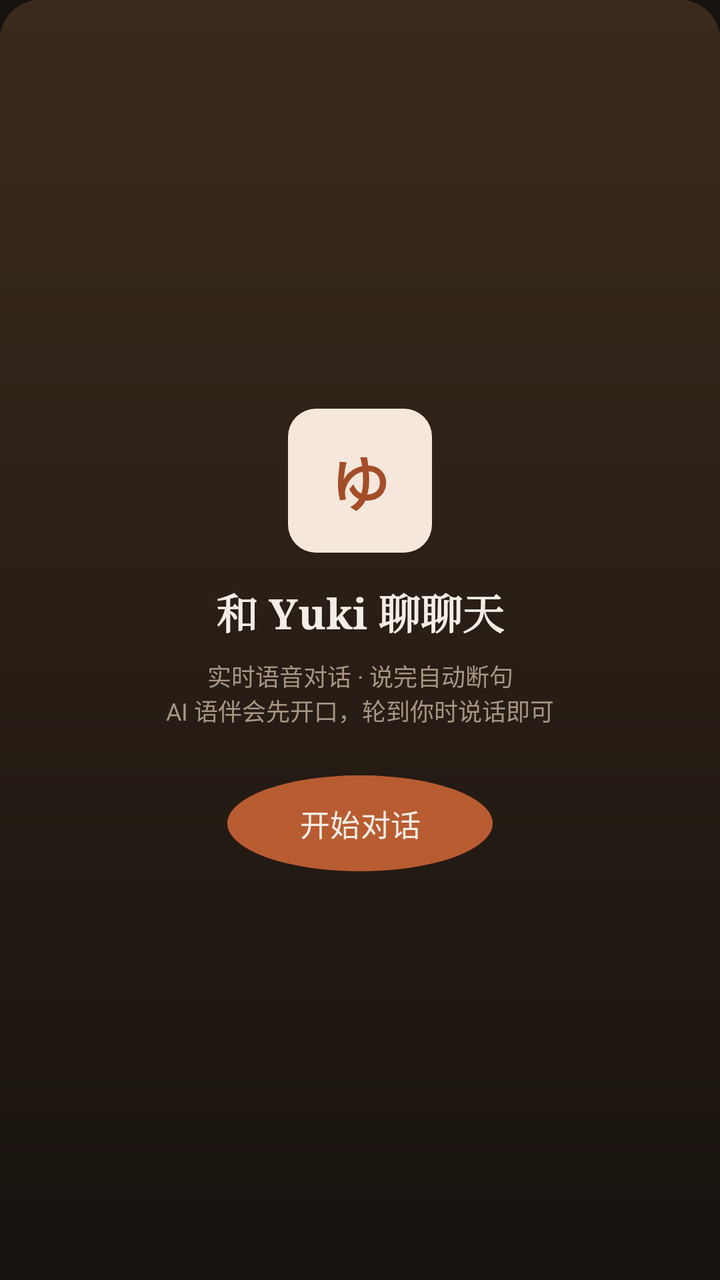
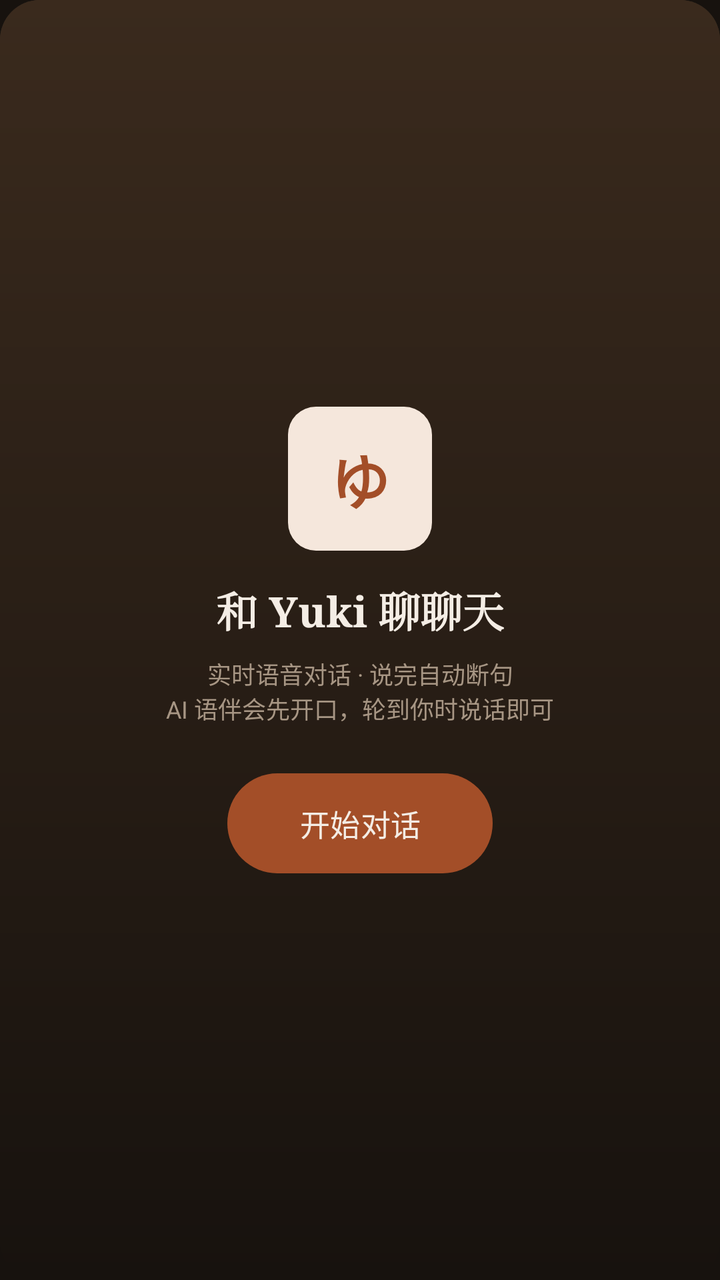

An Android layout rendered at two revisions. The XML below is the earlier revision; the diff shows what the commit changed to produce the second picture.
<!-- AndroidManifest.xml: activity theme Theme.Shiyu.Voice -->
<!-- res/layout/activity_voice_chat.xml -->
<?xml version="1.0" encoding="utf-8"?>

<FrameLayout xmlns:android="http://schemas.android.com/apk/res/android"
    xmlns:app="http://schemas.android.com/apk/res-auto"
    android:layout_width="match_parent"
    android:layout_height="match_parent"
    android:background="@drawable/bg_voice_card">

    
    <LinearLayout
        android:layout_width="match_parent"
        android:layout_height="match_parent"
        android:orientation="vertical">

        
        <LinearLayout
            android:id="@+id/voiceTopBar"
            android:layout_width="match_parent"
            android:layout_height="wrap_content"
            android:gravity="center_vertical"
            android:orientation="horizontal"
            android:paddingStart="16dp"
            android:paddingTop="8dp"
            android:paddingEnd="16dp">

            <ImageButton
                android:id="@+id/btnBack"
                android:layout_width="40dp"
                android:layout_height="40dp"
                android:background="?attr/selectableItemBackgroundBorderless"
                android:contentDescription="@string/voice_back_home"
                android:src="@drawable/ic_nav_chat"
                app:tint="@color/cream" />

            <LinearLayout
                android:layout_width="0dp"
                android:layout_height="wrap_content"
                android:layout_marginStart="10dp"
                android:layout_weight="1"
                android:orientation="vertical">

                <TextView
                    android:id="@+id/voicePartnerName"
                    android:layout_width="wrap_content"
                    android:layout_height="wrap_content"
                    android:text="Yuki"
                    android:textColor="@color/cream"
                    android:textSize="15sp"
                    android:textStyle="bold" />

                <TextView
                    android:id="@+id/voicePartnerSub"
                    android:layout_width="wrap_content"
                    android:layout_height="wrap_content"
                    android:text="AI 语伴 · 日语"
                    android:textColor="#A79684"
                    android:textSize="11sp" />
            </LinearLayout>

            <TextView
                android:id="@+id/voiceTimer"
                android:layout_width="wrap_content"
                android:layout_height="wrap_content"
                android:fontFamily="monospace"
                android:text="00:00"
                android:textColor="#C8B8A5"
                android:textSize="14sp" />
        </LinearLayout>

        
        <LinearLayout
            android:layout_width="match_parent"
            android:layout_height="wrap_content"
            android:gravity="center"
            android:orientation="vertical"
            android:paddingTop="20dp">

            <LinearLayout
                android:id="@+id/waveContainer"
                android:layout_width="300dp"
                android:layout_height="72dp"
                android:gravity="center"
                android:orientation="horizontal" />

            <TextView
                android:id="@+id/voiceState"
                android:layout_width="wrap_content"
                android:layout_height="wrap_content"
                android:letterSpacing="0.12"
                android:paddingTop="10dp"
                android:text="@string/voice_state_idle"
                android:textColor="@color/gold"
                android:textSize="13sp" />

            <TextView
                android:id="@+id/voiceGateHint"
                android:layout_width="wrap_content"
                android:layout_height="wrap_content"
                android:paddingTop="6dp"
                android:text="@string/voice_gated"
                android:textColor="#A79684"
                android:textSize="11sp"
                android:visibility="gone" />
        </LinearLayout>

        
        <ScrollView
            android:id="@+id/transcriptScroll"
            android:layout_width="match_parent"
            android:layout_height="0dp"
            android:layout_weight="1"
            android:paddingStart="20dp"
            android:paddingTop="12dp"
            android:paddingEnd="20dp">

            <LinearLayout
                android:id="@+id/transcriptContainer"
                android:layout_width="match_parent"
                android:layout_height="wrap_content"
                android:orientation="vertical" />
        </ScrollView>

        
        <LinearLayout
            android:id="@+id/voiceControls"
            android:layout_width="match_parent"
            android:layout_height="wrap_content"
            android:gravity="center"
            android:orientation="horizontal"
            android:paddingTop="8dp"
            android:paddingBottom="24dp">

            <ImageButton
                android:id="@+id/btnCc"
                android:layout_width="44dp"
                android:layout_height="44dp"
                android:background="?attr/selectableItemBackgroundBorderless"
                android:contentDescription="字幕"
                android:src="@drawable/ic_chart"
                app:tint="@color/cream" />

            <ImageButton
                android:id="@+id/btnMic"
                android:layout_width="76dp"
                android:layout_height="76dp"
                android:layout_marginStart="28dp"
                android:layout_marginEnd="28dp"
                android:background="@drawable/bg_mic_clay"
                android:contentDescription="@string/voice_listening"
                android:padding="22dp"
                android:src="@drawable/ic_nav_chat"
                app:tint="@color/cream" />

            <ImageButton
                android:id="@+id/btnHint"
                android:layout_width="44dp"
                android:layout_height="44dp"
                android:background="?attr/selectableItemBackgroundBorderless"
                android:contentDescription="提示"
                android:src="@drawable/ic_nav_study"
                app:tint="@color/cream" />
        </LinearLayout>
    </LinearLayout>

    
    <LinearLayout
        android:id="@+id/readyOverlay"
        android:layout_width="match_parent"
        android:layout_height="match_parent"
        android:background="@drawable/bg_voice_card"
        android:gravity="center"
        android:orientation="vertical"
        android:paddingStart="40dp"
        android:paddingEnd="40dp">

        <TextView
            android:layout_width="72dp"
            android:layout_height="72dp"
            android:background="@drawable/bg_soft"
            android:gravity="center"
            android:text="ゆ"
            android:textColor="@color/clay"
            android:textSize="30sp"
            android:textStyle="bold" />

        <TextView
            android:layout_width="wrap_content"
            android:layout_height="wrap_content"
            android:fontFamily="serif"
            android:paddingTop="14dp"
            android:text="和 Yuki 聊聊天"
            android:textColor="@color/cream"
            android:textSize="21sp"
            android:textStyle="bold" />

        <TextView
            android:layout_width="wrap_content"
            android:layout_height="wrap_content"
            android:gravity="center"
            android:paddingTop="8dp"
            android:text="实时语音对话 · 说完自动断句\nAI 语伴会先开口，轮到你时说话即可"
            android:textColor="#A79684"
            android:textSize="12sp" />

        <Button
            android:id="@+id/btnStartVoice"
            android:layout_width="wrap_content"
            android:layout_height="wrap_content"
            android:layout_marginTop="24dp"
            android:background="@drawable/bg_mic_clay"
            android:paddingStart="36dp"
            android:paddingEnd="36dp"
            android:text="@string/voice_start"
            android:textColor="@color/cream"
            android:textSize="15sp" />
    </LinearLayout>

    
    <LinearLayout
        android:id="@+id/summaryOverlay"
        android:layout_width="match_parent"
        android:layout_height="match_parent"
        android:background="@color/dark"
        android:gravity="center"
        android:orientation="vertical"
        android:paddingStart="34dp"
        android:paddingEnd="34dp"
        android:visibility="gone">

        <TextView
            android:layout_width="wrap_content"
            android:layout_height="wrap_content"
            android:fontFamily="serif"
            android:text="@string/voice_summary_title"
            android:textColor="@color/cream"
            android:textSize="22sp"
            android:textStyle="bold" />

        <LinearLayout
            android:layout_width="match_parent"
            android:layout_height="wrap_content"
            android:orientation="horizontal"
            android:paddingTop="24dp">

            <LinearLayout
                android:layout_width="0dp"
                android:layout_height="wrap_content"
                android:layout_weight="1"
                android:background="@color/dark2"
                android:gravity="center"
                android:orientation="vertical"
                android:padding="14dp">

                <TextView
                    android:id="@+id/sumTime"
                    android:layout_width="wrap_content"
                    android:layout_height="wrap_content"
                    android:fontFamily="serif"
                    android:text="00:00"
                    android:textColor="#E8C9A8"
                    android:textSize="20sp"
                    android:textStyle="bold" />

                <TextView
                    android:layout_width="wrap_content"
                    android:layout_height="wrap_content"
                    android:text="@string/voice_summary_time"
                    android:textColor="#A79684"
                    android:textSize="10sp" />
            </LinearLayout>

            <LinearLayout
                android:layout_width="0dp"
                android:layout_height="wrap_content"
                android:layout_weight="1"
                android:background="@color/dark2"
                android:gravity="center"
                android:orientation="vertical"
                android:padding="14dp">

                <TextView
                    android:id="@+id/sumTurns"
                    android:layout_width="wrap_content"
                    android:layout_height="wrap_content"
                    android:fontFamily="serif"
                    android:text="0"
                    android:textColor="#E8C9A8"
                    android:textSize="20sp"
                    android:textStyle="bold" />

                <TextView
                    android:layout_width="wrap_content"
                    android:layout_height="wrap_content"
                    android:text="@string/voice_summary_turns"
                    android:textColor="#A79684"
                    android:textSize="10sp" />
            </LinearLayout>
        </LinearLayout>

        <LinearLayout
            android:layout_width="wrap_content"
            android:layout_height="wrap_content"
            android:orientation="horizontal"
            android:paddingTop="26dp">

            <Button
                android:id="@+id/btnAgain"
                android:layout_width="wrap_content"
                android:layout_height="wrap_content"
                android:background="@drawable/bg_mic_clay"
                android:paddingStart="24dp"
                android:paddingEnd="24dp"
                android:text="@string/voice_again"
                android:textColor="@color/cream"
                android:textSize="13sp" />

            <Button
                android:id="@+id/btnExit"
                android:layout_width="wrap_content"
                android:layout_height="wrap_content"
                android:layout_marginStart="12dp"
                android:background="@drawable/bg_btn_ghost"
                android:paddingStart="24dp"
                android:paddingEnd="24dp"
                android:text="@string/voice_back_home"
                android:textColor="@color/cream"
                android:textSize="13sp" />
        </LinearLayout>
    </LinearLayout>
</FrameLayout>
<!-- resources referenced by this layout -->
<resources>
  <color name="clay">#FFA34E28</color>
  <color name="cream">#FFF4EDE5</color>
  <color name="dark">#FF17120E</color>
  <color name="dark2">#FF241B14</color>
  <color name="gold">#FFC89B72</color>
  <!-- drawable bg_btn_ghost (drawable) -->
  <?xml version="1.0" encoding="utf-8"?>
  <shape xmlns:android="http://schemas.android.com/apk/res/android"
      android:shape="rectangle">
      <solid android:color="@color/card" />
      <stroke android:width="1dp" android:color="@color/line" />
      <corners android:radius="999dp" />
  </shape>
  <!-- drawable bg_mic_clay (drawable) -->
  <?xml version="1.0" encoding="utf-8"?>
  <shape xmlns:android="http://schemas.android.com/apk/res/android"
      android:shape="oval">
      <gradient
          android:angle="135"
          android:startColor="#C89B72"
          android:endColor="#7E3A1B"
          android:type="linear" />
  </shape>
  <!-- drawable bg_soft (drawable) -->
  <?xml version="1.0" encoding="utf-8"?>
  <shape xmlns:android="http://schemas.android.com/apk/res/android"
      android:shape="rectangle">
      <solid android:color="@color/clay_soft" />
      <corners android:radius="14dp" />
  </shape>
  <!-- drawable bg_voice_card (drawable) -->
  <?xml version="1.0" encoding="utf-8"?>
  <shape xmlns:android="http://schemas.android.com/apk/res/android"
      android:shape="rectangle">
      <gradient
          android:angle="300"
          android:startColor="#FF3A2A1D"
          android:endColor="#FF17120E"
          android:type="linear" />
      <corners android:radius="20dp" />
  </shape>
  <!-- drawable ic_chart (drawable) -->
  <?xml version="1.0" encoding="utf-8"?>
  <vector xmlns:android="http://schemas.android.com/apk/res/android"
      android:width="24dp"
      android:height="24dp"
      android:viewportWidth="24"
      android:viewportHeight="24">
      <path
          android:fillColor="#FFFFFFFF"
          android:pathData="M4,4h16v2H4z M4,9h16v2H4z M4,14h10v2H4z" />
  </vector>
  <!-- drawable ic_nav_study (drawable) -->
  <?xml version="1.0" encoding="utf-8"?>
  <vector xmlns:android="http://schemas.android.com/apk/res/android"
      android:width="24dp"
      android:height="24dp"
      android:viewportWidth="24"
      android:viewportHeight="24">
      <path
          android:fillColor="#FFFFFFFF"
          android:pathData="M12,3L1,9l11,6l9,-4.91V17h2V9L12,3z M5,13.18v3.45C5,17.81 8.13,20 12,20s7,-2.19 7,-3.37v-3.45l-7,3.89L5,13.18z" />
  </vector>
  <string name="voice_again">再来一轮</string>
  <string name="voice_back_home">返回首页</string>
  <string name="voice_gated">已静默暂停推流 · 省流量计费</string>
  <string name="voice_listening">正在聆听…</string>
  <string name="voice_start">开始对话</string>
  <string name="voice_state_idle">待开始</string>
  <string name="voice_summary_time">对话时长</string>
  <string name="voice_summary_title">对话完成</string>
  <string name="voice_summary_turns">互动轮次</string>
  <color name="card">#FFFFFFFF</color>
  <color name="line">#FFECE4D8</color>
  <color name="clay_soft">#FFF5E7DC</color>
  <color name="clay_light">#FFB85C31</color>
  <!-- unchanged entries left out for length: 2 -->
</resources>

<!-- the commit's change to res/layout/activity_voice_chat.xml (unified diff, before → after) -->
@@ -205,13 +205,12 @@
         <Button
             android:id="@+id/btnStartVoice"
             android:layout_width="wrap_content"
-            android:layout_height="wrap_content"
             android:layout_marginTop="24dp"
-            android:background="@drawable/bg_mic_clay"
+            android:layout_height="50dp"
+            style="@style/ShiyuButton.Primary"
             android:paddingStart="36dp"
             android:paddingEnd="36dp"
             android:text="@string/voice_start"
-            android:textColor="@color/cream"
             android:textSize="15sp" />
     </LinearLayout>
 
@@ -307,11 +306,10 @@
                 android:id="@+id/btnAgain"
                 android:layout_width="wrap_content"
                 android:layout_height="wrap_content"
-                android:background="@drawable/bg_mic_clay"
+                style="@style/ShiyuButton.Primary"
                 android:paddingStart="24dp"
                 android:paddingEnd="24dp"
                 android:text="@string/voice_again"
-                android:textColor="@color/cream"
                 android:textSize="13sp" />
 
             <Button
@@ -319,11 +317,10 @@
                 android:layout_width="wrap_content"
                 android:layout_height="wrap_content"
                 android:layout_marginStart="12dp"
-                android:background="@drawable/bg_btn_ghost"
+                style="@style/ShiyuButton.OnDark"
                 android:paddingStart="24dp"
                 android:paddingEnd="24dp"
                 android:text="@string/voice_back_home"
-                android:textColor="@color/cream"
                 android:textSize="13sp" />
         </LinearLayout>
     </LinearLayout>
<!-- resource entries referenced after the edit -->
@@ -5,14 +5,6 @@
   <color name="dark">#FF17120E</color>
   <color name="dark2">#FF241B14</color>
   <color name="gold">#FFC89B72</color>
-  <!-- drawable bg_btn_ghost (drawable) -->
-  <?xml version="1.0" encoding="utf-8"?>
-  <shape xmlns:android="http://schemas.android.com/apk/res/android"
-      android:shape="rectangle">
-      <solid android:color="@color/card" />
-      <stroke android:width="1dp" android:color="@color/line" />
-      <corners android:radius="999dp" />
-  </shape>
   <!-- drawable bg_mic_clay (drawable) -->
   <?xml version="1.0" encoding="utf-8"?>
   <shape xmlns:android="http://schemas.android.com/apk/res/android"
@@ -72,8 +64,26 @@
   <string name="voice_summary_time">对话时长</string>
   <string name="voice_summary_title">对话完成</string>
   <string name="voice_summary_turns">互动轮次</string>
-  <color name="card">#FFFFFFFF</color>
-  <color name="line">#FFECE4D8</color>
+  <style name="ShiyuButton.OnDark" parent="Widget.Material3.Button.OutlinedButton">
+          <item name="android:textColor">@color/cream</item>
+          <item name="android:textSize">14sp</item>
+          <item name="android:insetTop">0dp</item>
+          <item name="android:insetBottom">0dp</item>
+          <item name="backgroundTint">@android:color/transparent</item>
+          <item name="strokeColor">@color/gold</item>
+          <item name="strokeWidth">1dp</item>
+          <item name="cornerRadius">999dp</item>
+          <item name="rippleColor">@color/clay</item>
+      </style>
+  <style name="ShiyuButton.Primary" parent="Widget.Material3.Button">
+          <item name="android:textColor">@color/cream</item>
+          <item name="android:textSize">14sp</item>
+          <item name="android:insetTop">0dp</item>
+          <item name="android:insetBottom">0dp</item>
+          <item name="backgroundTint">@color/clay</item>
+          <item name="cornerRadius">999dp</item>
+          <item name="rippleColor">@color/clay_soft</item>
+      </style>
   <color name="clay_soft">#FFF5E7DC</color>
   <color name="clay_light">#FFB85C31</color>
   <!-- unchanged entries left out for length: 2 -->
